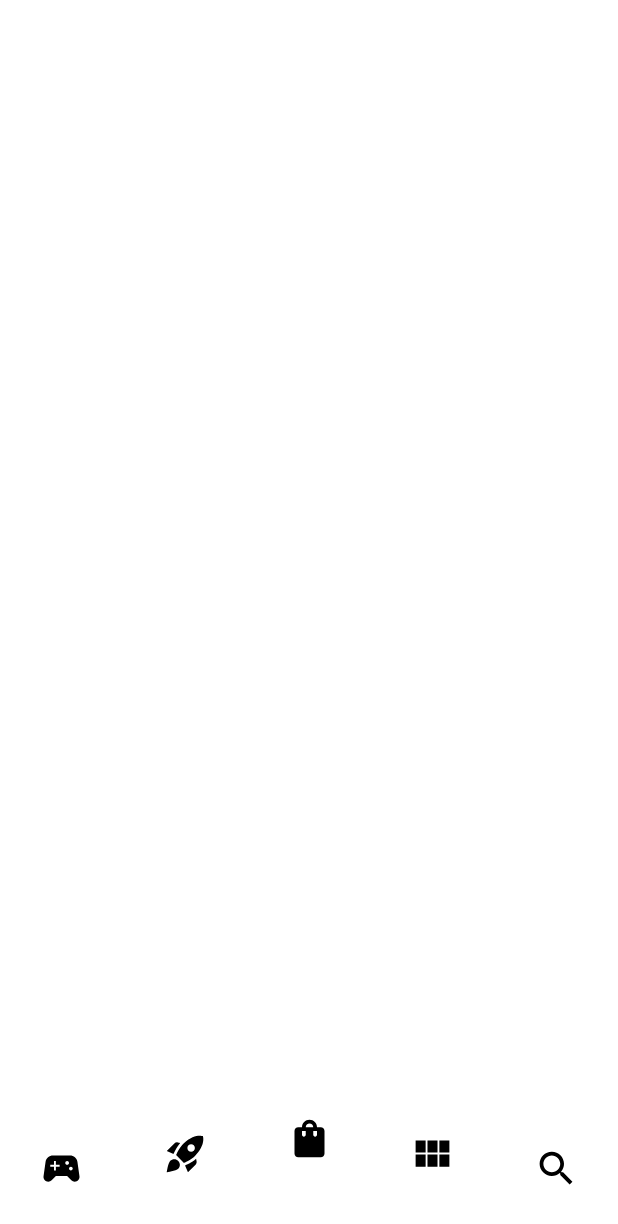
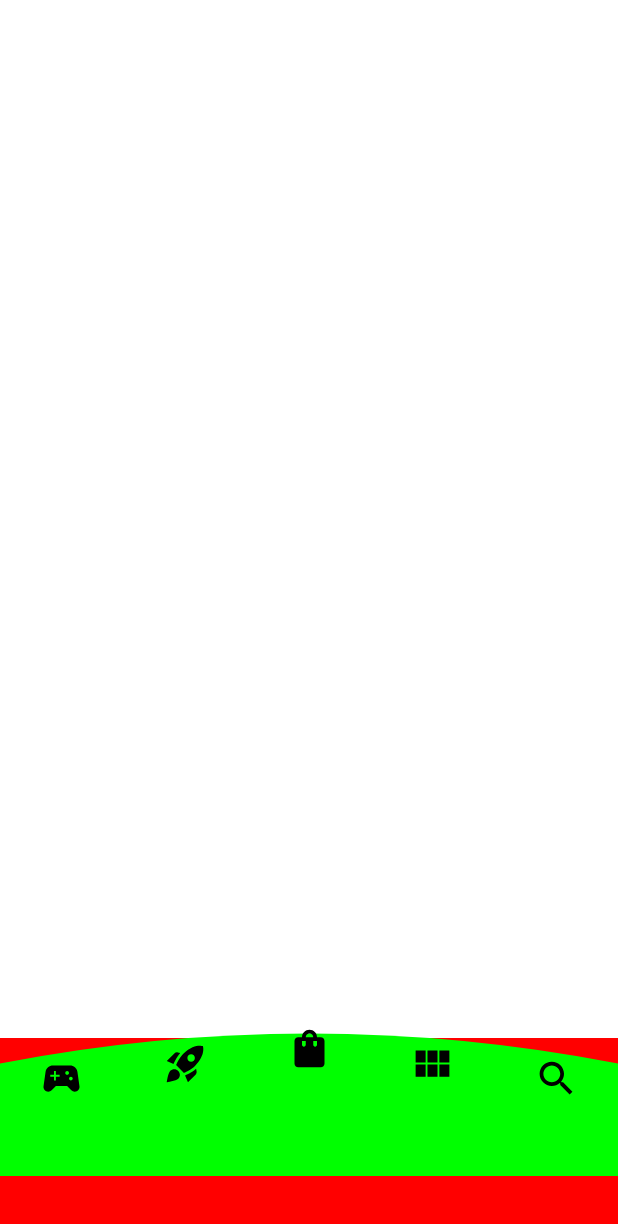
Before and after one commit to guilhermemagro/my-playground, an Android app built with Jetpack Compose: the circularnavbar screen opened through its navigation route, on a phone screen of 412 x 824 dp. Shown: the top 1224 px of the screen. Run offline under Robolectric (Android 15) with nearby library versions, the phone set to English and light mode, and no system bars; our stand-ins replace Dagger/Hilt's generated code.

Commit message:
Create first background shape

```diff
--- a/app/src/main/java/com/guilhermemagro/myplayground/ui/components/circularnavbar/view/CustomTabBar.kt
+++ b/app/src/main/java/com/guilhermemagro/myplayground/ui/components/circularnavbar/view/CustomTabBar.kt
@@ -1,10 +1,13 @@
 package com.guilhermemagro.myplayground.ui.components.circularnavbar.view
 
 import android.content.res.Configuration.UI_MODE_NIGHT_YES
+import androidx.compose.foundation.Canvas
 import androidx.compose.foundation.background
 import androidx.compose.foundation.layout.Arrangement
+import androidx.compose.foundation.layout.Box
 import androidx.compose.foundation.layout.Row
 import androidx.compose.foundation.layout.fillMaxWidth
+import androidx.compose.foundation.layout.height
 import androidx.compose.foundation.layout.offset
 import androidx.compose.foundation.layout.padding
 import androidx.compose.foundation.layout.size
@@ -13,6 +16,8 @@ import androidx.compose.material.MaterialTheme
 import androidx.compose.runtime.Composable
 import androidx.compose.ui.Alignment
 import androidx.compose.ui.Modifier
+import androidx.compose.ui.graphics.Color
+import androidx.compose.ui.graphics.Path
 import androidx.compose.ui.tooling.preview.Preview
 import androidx.compose.ui.unit.Dp
 import androidx.compose.ui.unit.dp
@@ -25,23 +30,49 @@ fun CustomTabBar(
     activeTab: Tab,
     modifier: Modifier = Modifier,
 ) {
-
+    val iconOffsetUnit = 10
     fun offset(tab: Tab): Dp {
         val totalIndices = Tab.values().size
         val currentIndex = tab.ordinal
         val progress = currentIndex / totalIndices.toFloat()
         return if (progress < 0.5) {
-            (currentIndex * -10).dp
+            (currentIndex * -iconOffsetUnit).dp
         } else {
-            ((totalIndices - currentIndex - 1) * -10).dp
+            ((totalIndices - currentIndex - 1) * -iconOffsetUnit).dp
         }
     }
 
-    Row(
+    Box(
         modifier = modifier
             .fillMaxWidth()
-            .background(color = MaterialTheme.colors.surface)
-            .padding(bottom = 30.dp),
+            .background(color = Color.Red)
+            .padding(top = 12.dp, bottom = 40.dp),
+    ) {
+        Canvas(
+            modifier = modifier
+                .fillMaxWidth()
+                .height(80.dp)
+        ) {
+            drawPath(
+                path = Path().let {
+                    it.moveTo(0f, 5f.dp.toPx())
+                    it.relativeQuadraticBezierTo(
+                        dx1 = size.width / 2,
+                        dy1 = (iconOffsetUnit * -4f).dp.toPx(),
+                        dx2 = size.width,
+                        dy2 = 0f
+                    )
+                    it.lineTo(size.width, size.height)
+                    it.lineTo(0f, size.height)
+                    it.close()
+                    it
+                },
+                color = Color.Green
+            )
+        }
+
+        Row(
+            modifier = modifier.fillMaxWidth(),
             horizontalArrangement = Arrangement.SpaceAround,
             verticalAlignment = Alignment.Bottom
         ) {
@@ -57,6 +88,7 @@ fun CustomTabBar(
             }
         }
     }
+}
 
 @Preview(
     showBackground = true,
```
Lines whose indentation alone changed are shown as unchanged.
